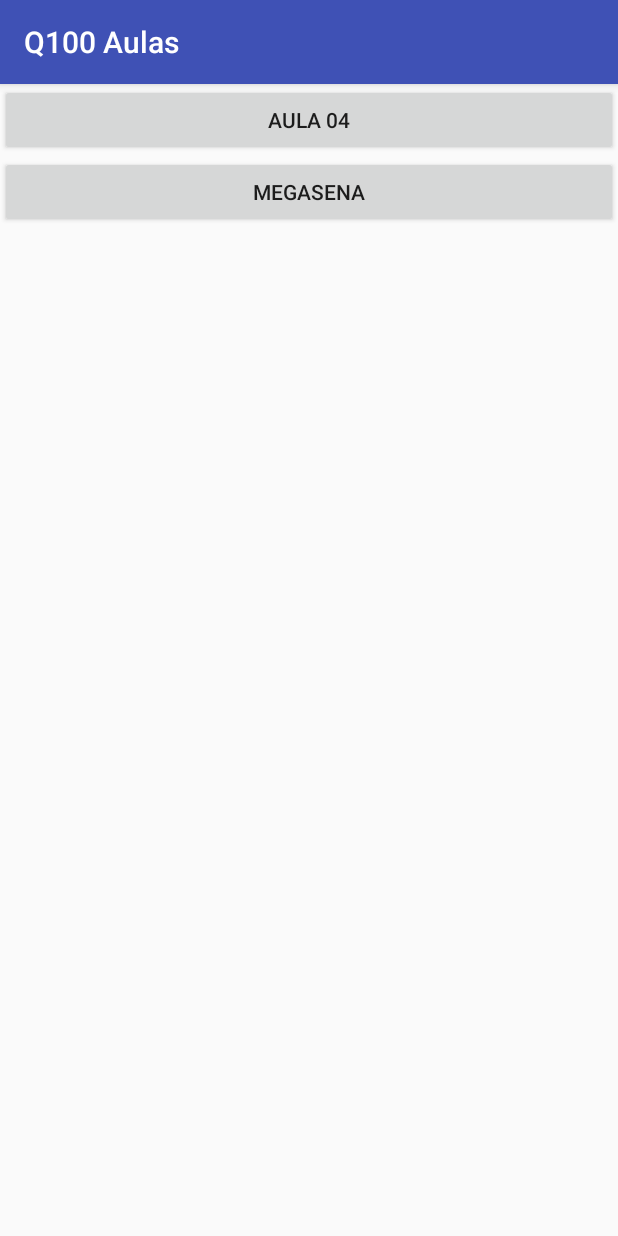
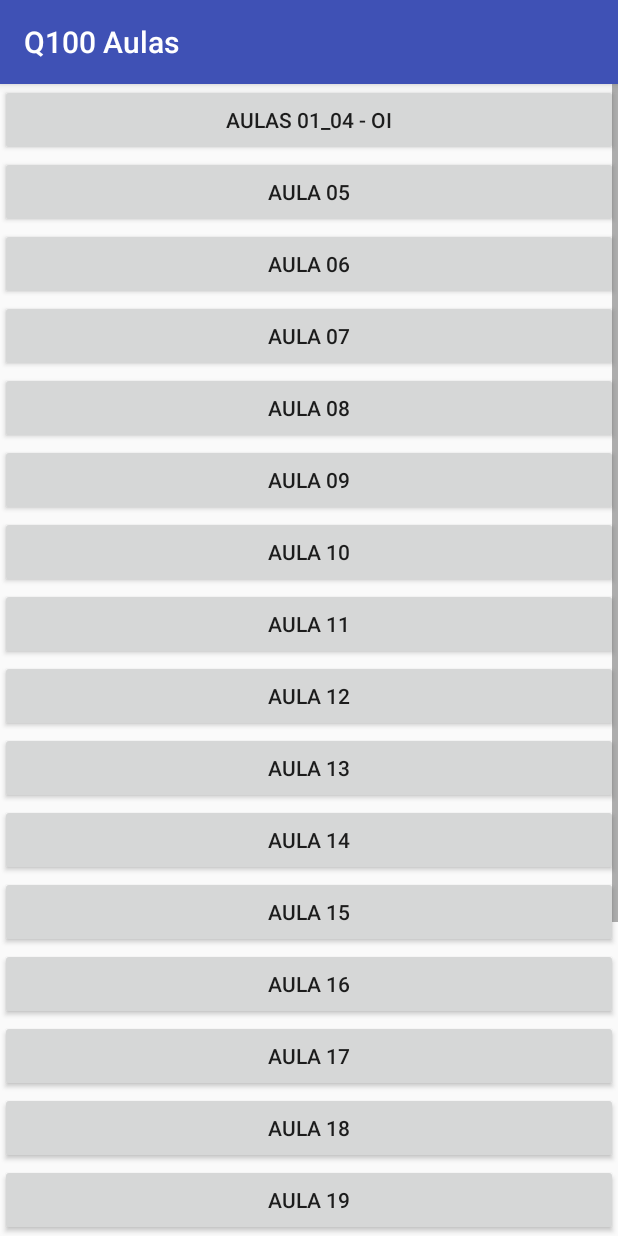
Before and after one commit to emprestes/qandroid-class, an Android app: the MainActivity screen opened directly, with no data from a screen before it, on a phone screen of 412 x 824 dp. Run offline under Robolectric (Android 15) with nearby library versions, the phone set to English and light mode, and no system bars.

Commit message:
Tela Main

```diff
--- a/app/src/main/java/br/com/quaddro/emprestes/qandroid100/MainActivity.java
+++ b/app/src/main/java/br/com/quaddro/emprestes/qandroid100/MainActivity.java
@@ -20,7 +20,6 @@
 
         Log.d("mqa", "MainActivity criada!");
 
-        setOnClickListener(R.id.btn_aula_04, OiActivity.class);
-        setOnClickListener(R.id.btn_megasena, MegaSenaActivity.class);
+        setOnClickListener(R.id.btn_aulas_01_04, OiActivity.class);
     }
 }
--- a/app/src/main/res/layout/main_view.xml
+++ b/app/src/main/res/layout/main_view.xml
@@ -1,18 +1,143 @@
 <?xml version="1.0" encoding="utf-8"?>
-<LinearLayout xmlns:android="http://schemas.android.com/apk/res/android"
-    android:orientation="vertical" android:layout_width="match_parent"
+<ScrollView xmlns:android="http://schemas.android.com/apk/res/android"
+    android:layout_width="match_parent"
     android:layout_height="match_parent">
 
-    <Button
-        android:text="@string/aula04"
+    <LinearLayout
         android:layout_width="match_parent"
         android:layout_height="wrap_content"
-        android:id="@+id/btn_aula_04" />
+        android:orientation="vertical">
 
-    <Button
-        android:text="@string/megasena_label"
-        android:layout_width="match_parent"
-        android:layout_height="wrap_content"
-        android:id="@+id/btn_megasena" />
+        <Button
+            android:id="@+id/btn_aulas_01_04"
+            android:text="@string/aulas01_04"
+            android:layout_width="match_parent"
+            android:layout_height="wrap_content" />
 
-</LinearLayout>
+        <Button
+            android:id="@+id/btn_aula_05"
+            android:text="@string/aula05"
+            android:layout_width="match_parent"
+            android:layout_height="wrap_content" />
+
+        <Button
+            android:id="@+id/btn_aula_06"
+            android:text="@string/aula06"
+            android:layout_width="match_parent"
+            android:layout_height="wrap_content" />
+
+        <Button
+            android:id="@+id/btn_aula_07"
+            android:text="@string/aula07"
+            android:layout_width="match_parent"
+            android:layout_height="wrap_content" />
+
+        <Button
+            android:id="@+id/btn_aula_08"
+            android:text="@string/aula08"
+            android:layout_width="match_parent"
+            android:layout_height="wrap_content" />
+
+        <Button
+            android:id="@+id/btn_aula_09"
+            android:text="@string/aula09"
+            android:layout_width="match_parent"
+            android:layout_height="wrap_content" />
+
+        <Button
+            android:id="@+id/btn_aula_10"
+            android:text="@string/aula10"
+            android:layout_width="match_parent"
+            android:layout_height="wrap_content" />
+
+        <Button
+            android:id="@+id/btn_aula_11"
+            android:text="@string/aula11"
+            android:layout_width="match_parent"
+            android:layout_height="wrap_content" />
+
+        <Button
+            android:id="@+id/btn_aula_12"
+            android:text="@string/aula12"
+            android:layout_width="match_parent"
+            android:layout_height="wrap_content" />
+
+        <Button
+            android:id="@+id/btn_aula_13"
+            android:text="@string/aula13"
+            android:layout_width="match_parent"
+            android:layout_height="wrap_content" />
+
+        <Button
+            android:id="@+id/btn_aula_14"
+            android:text="@string/aula14"
+            android:layout_width="match_parent"
+            android:layout_height="wrap_content" />
+
+        <Button
+            android:id="@+id/btn_aula_15"
+            android:text="@string/aula15"
+            android:layout_width="match_parent"
+            android:layout_height="wrap_content" />
+
+        <Button
+            android:id="@+id/btn_aula_16"
+            android:text="@string/aula16"
+            android:layout_width="match_parent"
+            android:layout_height="wrap_content" />
+
+        <Button
+            android:id="@+id/btn_aula_17"
+            android:text="@string/aula17"
+            android:layout_width="match_parent"
+            android:layout_height="wrap_content" />
+
+        <Button
+            android:id="@+id/btn_aula_18"
+            android:text="@string/aula18"
+            android:layout_width="match_parent"
+            android:layout_height="wrap_content" />
+
+        <Button
+            android:id="@+id/btn_aula_19"
+            android:text="@string/aula19"
+            android:layout_width="match_parent"
+            android:layout_height="wrap_content" />
+
+        <Button
+            android:id="@+id/btn_aula_20"
+            android:text="@string/aula20"
+            android:layout_width="match_parent"
+            android:layout_height="wrap_content" />
+
+        <Button
+            android:id="@+id/btn_aula_21"
+            android:text="@string/aula21"
+            android:layout_width="match_parent"
+            android:layout_height="wrap_content" />
+
+        <Button
+            android:id="@+id/btn_aula_22"
+            android:text="@string/aula22"
+            android:layout_width="match_parent"
+            android:layout_height="wrap_content" />
+
+        <Button
+            android:id="@+id/btn_aula_23"
+            android:text="@string/aula23"
+            android:layout_width="match_parent"
+            android:layout_height="wrap_content" />
+
+        <Button
+            android:id="@+id/btn_aula_24"
+            android:text="@string/aula24"
+            android:layout_width="match_parent"
+            android:layout_height="wrap_content" />
+
+        <Button
+            android:id="@+id/btn_aula_25"
+            android:text="@string/aula25"
+            android:layout_width="match_parent"
+            android:layout_height="wrap_content" />
+    </LinearLayout>
+</ScrollView>
--- a/app/src/main/res/values/strings.xml
+++ b/app/src/main/res/values/strings.xml
@@ -4,10 +4,31 @@
     <string name="bt_oi">Oi</string>
     <string name="teste">oknok</string>
     <string name="novoTexto">Testando strings</string>
-    <string name="aula04">Aula 04</string>
+    <string name="aulas01_04">Aulas 01_04 - Oi</string>
+    <string name="aula05">Aula 05</string>
+    <string name="aula06">Aula 06</string>
+    <string name="aula07">Aula 07</string>
+    <string name="aula08">Aula 08</string>
+    <string name="aula09">Aula 09</string>
+    <string name="aula10">Aula 10</string>
+    <string name="aula11">Aula 11</string>
+    <string name="aula12">Aula 12</string>
+    <string name="aula13">Aula 13</string>
+    <string name="aula14">Aula 14</string>
+    <string name="aula15">Aula 15</string>
+    <string name="aula16">Aula 16</string>
+    <string name="aula17">Aula 17</string>
+    <string name="aula18">Aula 18</string>
+    <string name="aula19">Aula 19</string>
+    <string name="aula20">Aula 20</string>
+    <string name="aula21">Aula 21</string>
+    <string name="aula22">Aula 22</string>
+    <string name="aula23">Aula 23</string>
+    <string name="aula24">Aula 24</string>
+    <string name="aula25">Aula 25</string>
     <string name="megasena_label">MegaSena</string>
     <string name="company">Quaddro</string>
-    <string name="carregando">Carregando...</string>
+    <string name="carregando">Carregando…</string>
     <string name="user">Usuário</string>
     <string name="password">Sehna</string>
     <string name="lembrar">Lembrar?</string>
```
